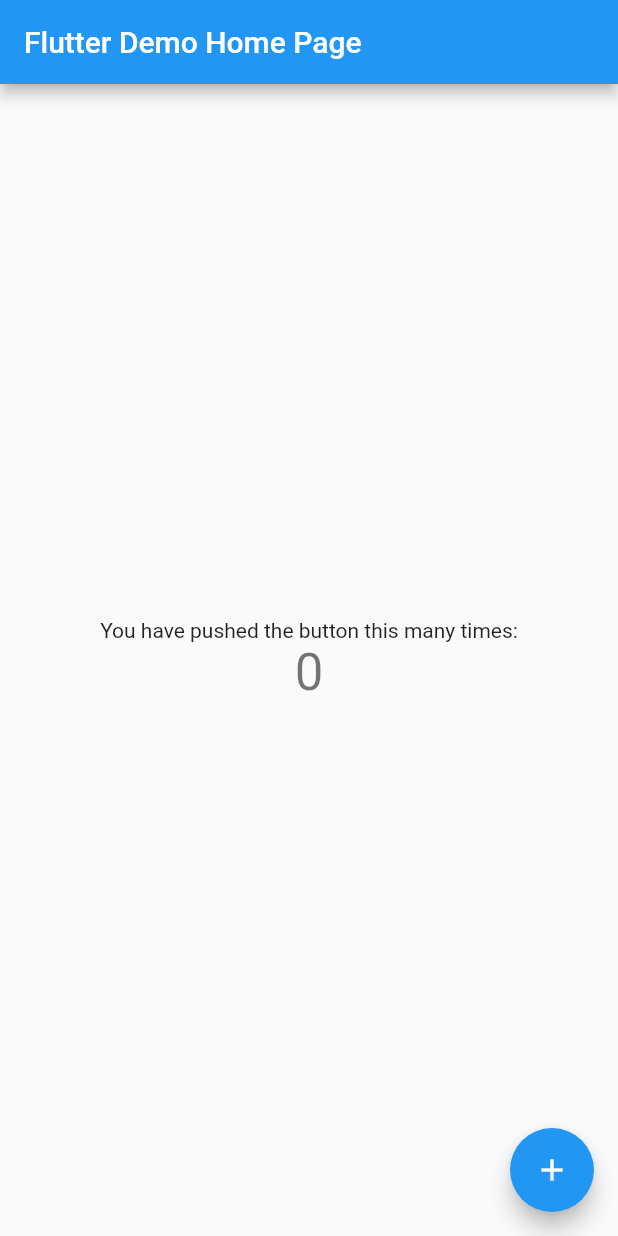
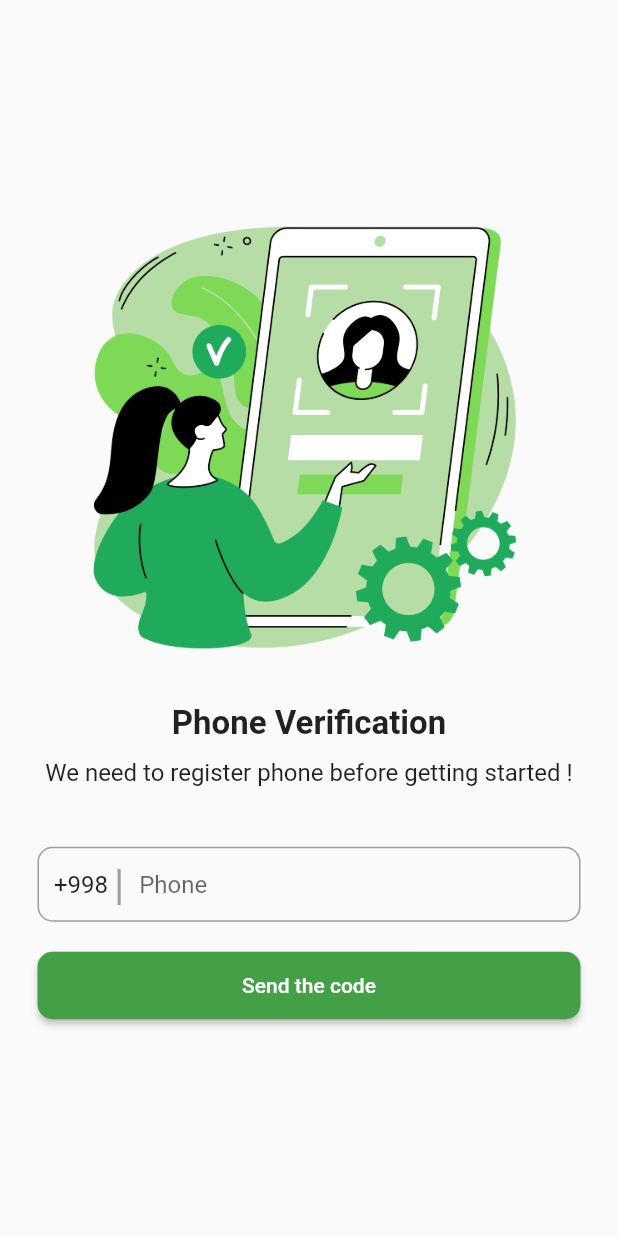
Before and after one commit to KHALMATOV-FARRUKH/phone_otp_ui_and_firebase, a Flutter app: the screen it shows after launch, on a phone screen of 412 x 824 dp. Run offline on Flutter 3.47's test engine with Material 2 defaults, Android fonts, the phone set to English and light mode, and no system bars.

Commit message:
Created: phone.dart otp.dart
Added .jpeg file

```diff
--- a/lib/main.dart
+++ b/lib/main.dart
@@ -1,115 +1,11 @@
 import 'package:flutter/material.dart';
+import 'package:phone_otp_ui_and_firebase/otp.dart';
+import 'package:phone_otp_ui_and_firebase/phone.dart';
 
 void main() {
-  runApp(const MyApp());
+  runApp(MaterialApp(
+    debugShowCheckedModeBanner: false,
+    initialRoute: 'phone',
+    routes: {'phone': (context) => MyPhone(), 'otp': (context) => MyOtp()},
+  ));
 }
-
-class MyApp extends StatelessWidget {
-  const MyApp({super.key});
-
-  // This widget is the root of your application.
-  @override
-  Widget build(BuildContext context) {
-    return MaterialApp(
-      title: 'Flutter Demo',
-      theme: ThemeData(
-        // This is the theme of your application.
-        //
-        // Try running your application with "flutter run". You'll see the
-        // application has a blue toolbar. Then, without quitting the app, try
-        // changing the primarySwatch below to Colors.green and then invoke
-        // "hot reload" (press "r" in the console where you ran "flutter run",
-        // or simply save your changes to "hot reload" in a Flutter IDE).
-        // Notice that the counter didn't reset back to zero; the application
-        // is not restarted.
-        primarySwatch: Colors.blue,
-      ),
-      home: const MyHomePage(title: 'Flutter Demo Home Page'),
-    );
-  }
-}
-
-class MyHomePage extends StatefulWidget {
-  const MyHomePage({super.key, required this.title});
-
-  // This widget is the home page of your application. It is stateful, meaning
-  // that it has a State object (defined below) that contains fields that affect
-  // how it looks.
-
-  // This class is the configuration for the state. It holds the values (in this
-  // case the title) provided by the parent (in this case the App widget) and
-  // used by the build method of the State. Fields in a Widget subclass are
-  // always marked "final".
-
-  final String title;
-
-  @override
-  State<MyHomePage> createState() => _MyHomePageState();
-}
-
-class _MyHomePageState extends State<MyHomePage> {
-  int _counter = 0;
-
-  void _incrementCounter() {
-    setState(() {
-      // This call to setState tells the Flutter framework that something has
-      // changed in this State, which causes it to rerun the build method below
-      // so that the display can reflect the updated values. If we changed
-      // _counter without calling setState(), then the build method would not be
-      // called again, and so nothing would appear to happen.
-      _counter++;
-    });
-  }
-
-  @override
-  Widget build(BuildContext context) {
-    // This method is rerun every time setState is called, for instance as done
-    // by the _incrementCounter method above.
-    //
-    // The Flutter framework has been optimized to make rerunning build methods
-    // fast, so that you can just rebuild anything that needs updating rather
-    // than having to individually change instances of widgets.
-    return Scaffold(
-      appBar: AppBar(
-        // Here we take the value from the MyHomePage object that was created by
-        // the App.build method, and use it to set our appbar title.
-        title: Text(widget.title),
-      ),
-      body: Center(
-        // Center is a layout widget. It takes a single child and positions it
-        // in the middle of the parent.
-        child: Column(
-          // Column is also a layout widget. It takes a list of children and
-          // arranges them vertically. By default, it sizes itself to fit its
-          // children horizontally, and tries to be as tall as its parent.
-          //
-          // Invoke "debug painting" (press "p" in the console, choose the
-          // "Toggle Debug Paint" action from the Flutter Inspector in Android
-          // Studio, or the "Toggle Debug Paint" command in Visual Studio Code)
-          // to see the wireframe for each widget.
-          //
-          // Column has various properties to control how it sizes itself and
-          // how it positions its children. Here we use mainAxisAlignment to
-          // center the children vertically; the main axis here is the vertical
-          // axis because Columns are vertical (the cross axis would be
-          // horizontal).
-          mainAxisAlignment: MainAxisAlignment.center,
-          children: <Widget>[
-            const Text(
-              'You have pushed the button this many times:',
-            ),
-            Text(
-              '$_counter',
-              style: Theme.of(context).textTheme.headlineMedium,
-            ),
-          ],
-        ),
-      ),
-      floatingActionButton: FloatingActionButton(
-        onPressed: _incrementCounter,
-        tooltip: 'Increment',
-        child: const Icon(Icons.add),
-      ), // This trailing comma makes auto-formatting nicer for build methods.
-    );
-  }
-}
--- /dev/null
+++ b/lib/phone.dart
@@ -0,0 +1,99 @@
+import 'package:flutter/material.dart';
+
+class MyPhone extends StatefulWidget {
+  const MyPhone({Key? key}) : super(key: key);
+
+  @override
+  State<MyPhone> createState() => _MyPhoneState();
+}
+
+class _MyPhoneState extends State<MyPhone> {
+  TextEditingController countrycode = TextEditingController();
+
+  @override
+  void initState() {
+    // TODO: implement initState
+    countrycode.text = "+998";
+    super.initState();
+  }
+
+  @override
+  Widget build(BuildContext context) {
+    return Scaffold(
+      body: Container(
+        margin: EdgeInsets.symmetric(horizontal: 25),
+        alignment: Alignment.center,
+        child: SingleChildScrollView(
+          child: Column(
+            mainAxisAlignment: MainAxisAlignment.center,
+            children: [
+              Image.asset(
+                "assets/images/img1.png",
+                height: 300,
+                width: double.infinity,
+              ),
+              SizedBox(height: 25),
+              Text(
+                "Phone Verification",
+                style: TextStyle(fontSize: 22, fontWeight: FontWeight.bold),
+              ),
+              SizedBox(height: 10),
+              Text(
+                "We need to register phone before getting started !",
+                style: TextStyle(
+                  fontSize: 16,
+                ),
+                textAlign: TextAlign.center,
+              ),
+              SizedBox(height: 40),
+              Container(
+                decoration: BoxDecoration(
+                    borderRadius: BorderRadius.circular(10),
+                    border: Border.all(width: 1, color: Colors.grey)),
+                child: Row(
+                  children: [
+                    SizedBox(width: 10),
+                    SizedBox(
+                      width: 40,
+                      child: TextField(
+                        controller: countrycode,
+                        decoration: InputDecoration(border: InputBorder.none),
+                      ),
+                    ),
+                    Text(
+                      "|",
+                      style: TextStyle(fontSize: 28, color: Colors.grey),
+                    ),
+                    SizedBox(width: 10),
+                    Expanded(
+                      child: TextField(
+                        decoration: InputDecoration(
+                            border: InputBorder.none, hintText: "Phone"),
+                      ),
+                    ),
+                  ],
+                ),
+              ),
+              SizedBox(height: 20),
+              SizedBox(
+                height: 45,
+                width: double.infinity,
+                child: ElevatedButton(
+                  onPressed: () {
+                    Navigator.pushNamed(context, 'otp');
+                  },
+                  child: Text("Send the code"),
+                  style: ElevatedButton.styleFrom(
+                      backgroundColor: Colors.green.shade600,
+                      shape: RoundedRectangleBorder(
+                        borderRadius: BorderRadius.circular(10),
+                      )),
+                ),
+              ),
+            ],
+          ),
+        ),
+      ),
+    );
+  }
+}
--- a/pubspec.yaml
+++ b/pubspec.yaml
@@ -59,10 +59,8 @@
   uses-material-design: true
 
   # To add assets to your application, add an assets section, like this:
-  # assets:
-  #   - images/a_dot_burr.jpeg
-  #   - images/a_dot_ham.jpeg
-
+  assets:
+    - assets/images/
   # An image asset can refer to one or more resolution-specific "variants", see
   # https://flutter.dev/assets-and-images/#resolution-aware
 
```
Also changed, not shown: lib/otp.dart (added, +63 -0 lines), assets/images/img1.png (added), 2 other files.
